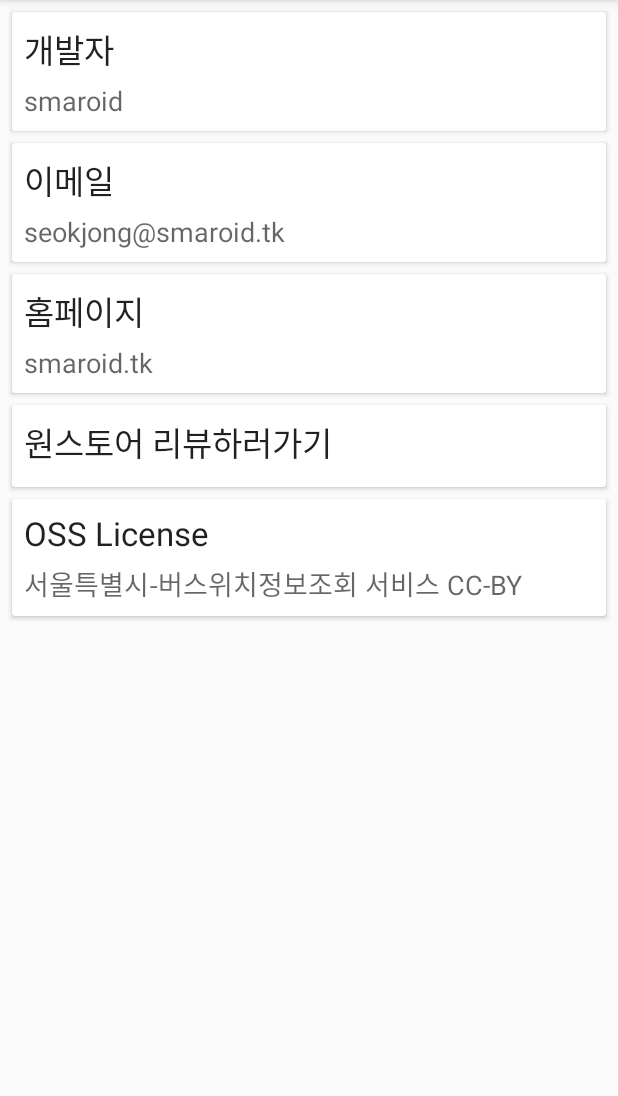
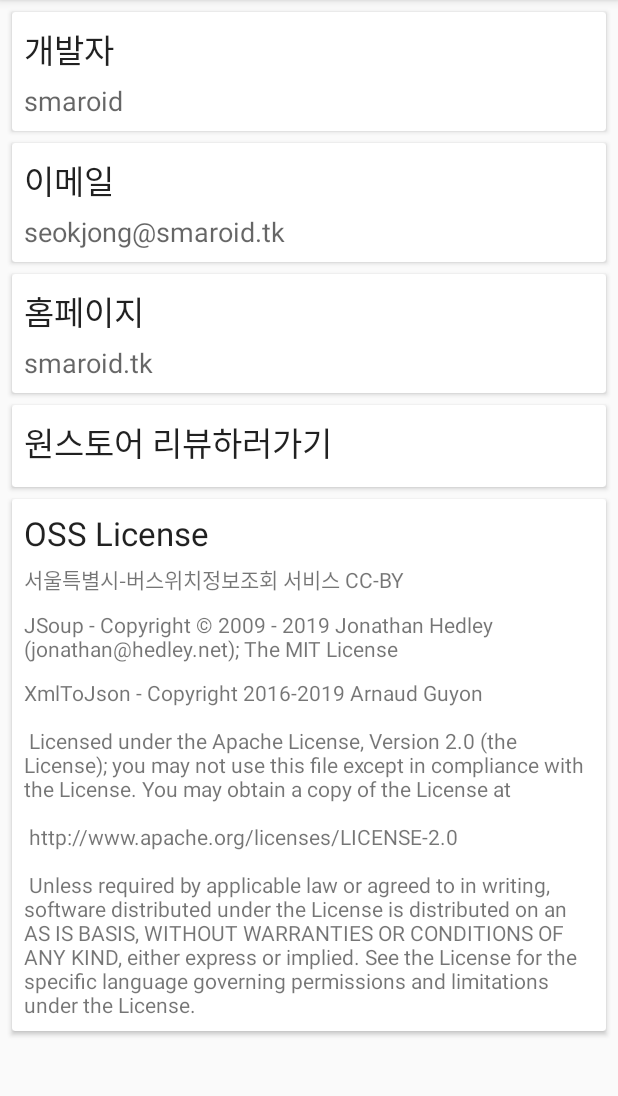
Before and after one commit to sukjong2002/Yongsan03Alrimi, an Android app: the screen it shows after launch (DisplayInfoActivity), in the options menu, after a tap on "정보", on a phone screen of 412 x 824 dp, the part 84-1180 px from its top. Run offline under Robolectric (Android 15) with nearby library versions, the phone set to English and light mode, and no system bars; our stand-ins replace AdMob, navigation-ui; libraries missing offline, so code that uses them is left out: fr.arnaudguyon.xmltojsonlib; 4 statements that could not run were skipped.

Commit message:
20191103-2311

```diff
--- a/app/build.gradle
+++ b/app/build.gradle
@@ -29,6 +29,7 @@
     implementation 'androidx.lifecycle:lifecycle-extensions:2.1.0'
     implementation 'com.github.smart-fun:XmlToJson:1.4.5'
     implementation 'com.google.android.gms:play-services-ads:18.2.0'
+    implementation 'org.jsoup:jsoup:1.12.1'
     testImplementation 'junit:junit:4.12'
     androidTestImplementation 'androidx.test.ext:junit:1.1.1'
     androidTestImplementation 'androidx.test.espresso:espresso-core:3.2.0'
--- a/app/src/main/java/com/smaroid/y03noti/DisplayInfoActivity.java
+++ b/app/src/main/java/com/smaroid/y03noti/DisplayInfoActivity.java
@@ -6,6 +6,7 @@
 import android.net.Uri;
 import android.os.Bundle;
 import android.view.View;
+import android.widget.Toast;
 
 import com.google.android.material.card.MaterialCardView;
 
@@ -37,7 +38,12 @@
                 break;
             case R.id.cardView3:
                 Intent intent2 = new Intent(Intent.ACTION_VIEW, Uri.parse("onestore://common/product/0000743900"));
-                startActivity(intent2);
+                try {
+                    startActivity(intent2);
+                }catch (Exception e) {
+                    e.printStackTrace();
+                    Toast.makeText(getApplicationContext(), "원스토어가 설치되어 있지 않습니다.", Toast.LENGTH_SHORT).show();
+                }
         }
     }
 }
--- a/app/src/main/java/com/smaroid/y03noti/MainActivity.java
+++ b/app/src/main/java/com/smaroid/y03noti/MainActivity.java
@@ -19,6 +19,7 @@
 import com.google.android.material.bottomnavigation.BottomNavigationView;
 import com.smaroid.y03noti.parse.CheckCode;
 import com.smaroid.y03noti.parse.DownloadXml;
+import com.smaroid.y03noti.parse.GetMealArray;
 
 import androidx.annotation.NonNull;
 import androidx.appcompat.app.AppCompatActivity;
@@ -36,7 +37,7 @@
     static public final String[] LIST_UP = {"용산CJ나인파크", "용산e편한세상", "용산전자상가17동", "신용산, 지하차도", "신용산역", "KT용산지점", "삼각지역", "전쟁기념관", "녹사평역, 용산구청", "국군재정관리단"};
     static public final int[] UP_ORD = {16, 17, 18, 19, 20, 21, 22, 23, 24, 25};
     static public final String[] UP_CODE = {"03743", "03744", "03132", "03252", "03561", "03564", "03567", "03185", "03738", "03152"};
-    static public final String[] BIG_BUS_LIST = {"서울75사5718", "서울75사5720"};
+    static public final String[] BIG_BUS_LIST = {"서울75사5720"};
 
     private AdView mAdView;
 
@@ -71,7 +72,8 @@
         mAdView = findViewById(R.id.adView);
         AdRequest adRequest = new AdRequest.Builder().build();
         mAdView.loadAd(adRequest);
-
+        GetMealArray test = new GetMealArray();
+        test.execute();
     }
 
     private void getConStat(Context context) {
--- /dev/null
+++ b/app/src/main/java/com/smaroid/y03noti/parse/GetMealArray.java
@@ -0,0 +1,34 @@
+package com.smaroid.y03noti.parse;
+
+import android.os.AsyncTask;
+
+import org.jsoup.Connection;
+import org.jsoup.Jsoup;
+import org.jsoup.nodes.Document;
+import org.jsoup.nodes.Element;
+import org.jsoup.select.Elements;
+
+import java.util.ArrayList;
+
+public class GetMealArray extends AsyncTask {
+
+    @Override
+    protected Object doInBackground(Object[] objects) {
+        try {
+            ArrayList<String> data = new ArrayList<>();
+            Document meal = Jsoup.connect("https://m.search.naver.com/search.naver?sm=mtp_hty.top&where=m&query=%EC%84%9C%EC%9A%B8%EB%94%94%EC%A7%80%ED%85%8D%EA%B3%A0").get();
+            Elements e = meal.select("div.school_menu");
+            for (Element e1 : e
+                    ) {
+                Elements n = e1.getElementsByTag("strong");
+                System.out.println(n.get(14).ownText());
+                }
+
+
+
+        }catch (Exception e) {
+            e.printStackTrace();
+        }
+        return null;
+    }
+}
--- a/app/src/main/java/com/smaroid/y03noti/ui/up/HomeFragment.java
+++ b/app/src/main/java/com/smaroid/y03noti/ui/up/HomeFragment.java
@@ -15,6 +15,7 @@
 import com.smaroid.y03noti.R;
 import com.smaroid.y03noti.parse.ArrayVO;
 import com.smaroid.y03noti.parse.DownloadXml;
+import com.smaroid.y03noti.parse.GetMealArray;
 import com.smaroid.y03noti.parse.JsonToNeedArray;
 import com.smaroid.y03noti.parse.ParseXml;
 import com.smaroid.y03noti.ui.listVO;
@@ -41,9 +42,13 @@
         ListView listView = root.findViewById(R.id.upList);
 
         DownloadXml xml = new DownloadXml();
+        GetMealArray m = new GetMealArray();
         String xmltmp = null;
+        Object d = null;
         try {
             xmltmp = (String) xml.execute().get();
+            d = m.execute().get();
+
         } catch (Exception e) {
             e.printStackTrace();
         }
--- a/app/src/main/res/layout/activity_display_info.xml
+++ b/app/src/main/res/layout/activity_display_info.xml
@@ -149,7 +149,22 @@
                 android:layout_width="wrap_content"
                 android:layout_height="wrap_content"
                 android:text="@string/oss_license_1"
-                android:textAppearance="@style/TextAppearance.AppCompat.Medium" />
+                android:textAppearance="@style/TextAppearance.AppCompat.Small"
+                android:layout_marginBottom="10dp"/>
+
+            <TextView
+                android:id="@+id/textView5"
+                android:layout_width="match_parent"
+                android:layout_height="wrap_content"
+                android:text="@string/oss_license_2"
+                android:textAppearance="@style/TextAppearance.AppCompat.Small"
+                android:layout_marginBottom="10dp"/>
+
+            <TextView
+                android:id="@+id/textView6"
+                android:layout_width="match_parent"
+                android:layout_height="wrap_content"
+                android:text="@string/oss_license_3" />
         </LinearLayout>
 
     </com.google.android.material.card.MaterialCardView>
--- a/app/src/main/res/values/strings.xml
+++ b/app/src/main/res/values/strings.xml
@@ -5,4 +5,11 @@
     <string name="list_name">정류소이름</string>
     <string name="main_menu_1">정보</string>
     <string name="oss_license_1">서울특별시-버스위치정보조회 서비스 CC-BY</string>
+    <string name="oss_license_2">JSoup - Copyright © 2009 - 2019 Jonathan Hedley (jonathan@hedley.net); The MIT License</string>
+    <string name="oss_license_3">XmlToJson - Copyright 2016-2019 Arnaud Guyon\n\n
+        Licensed under the Apache License, Version 2.0 (the "License"); you may not use this file except in compliance with the License. You may obtain a copy of the License at\n\n
+
+http://www.apache.org/licenses/LICENSE-2.0\n\n
+
+Unless required by applicable law or agreed to in writing, software distributed under the License is distributed on an "AS IS" BASIS, WITHOUT WARRANTIES OR CONDITIONS OF ANY KIND, either express or implied. See the License for the specific language governing permissions and limitations under the License.</string>
 </resources>
```
